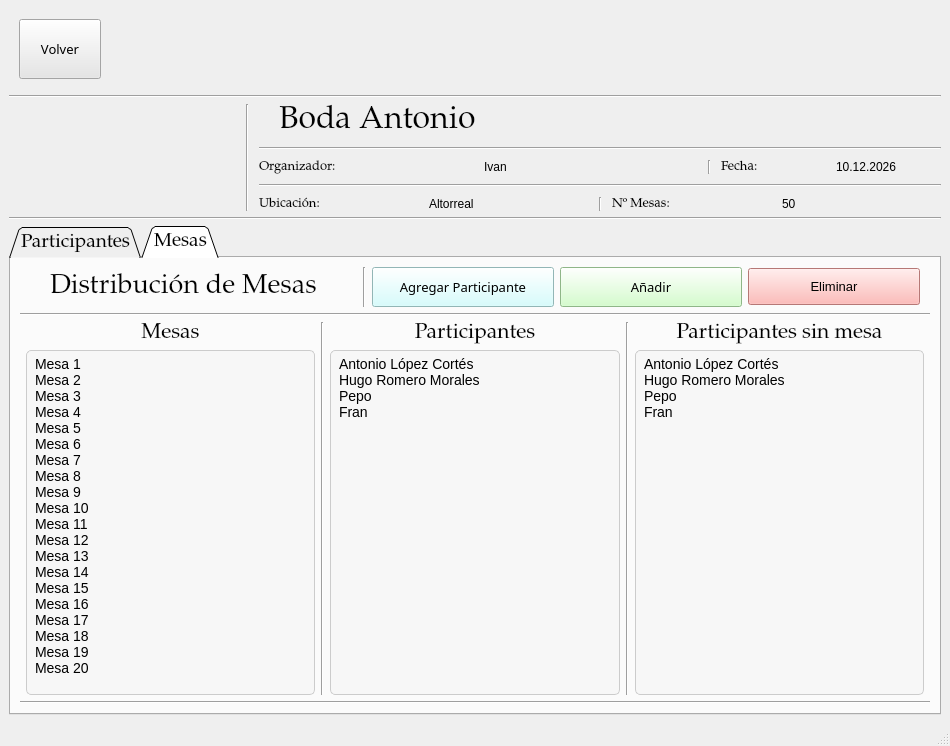
This is src/ui/GestionDeEventos.ui in IvanJesusCorbalanPascual/Gestor-de-Eventos as Qt 5 draws it before an edit. The edited form follows.
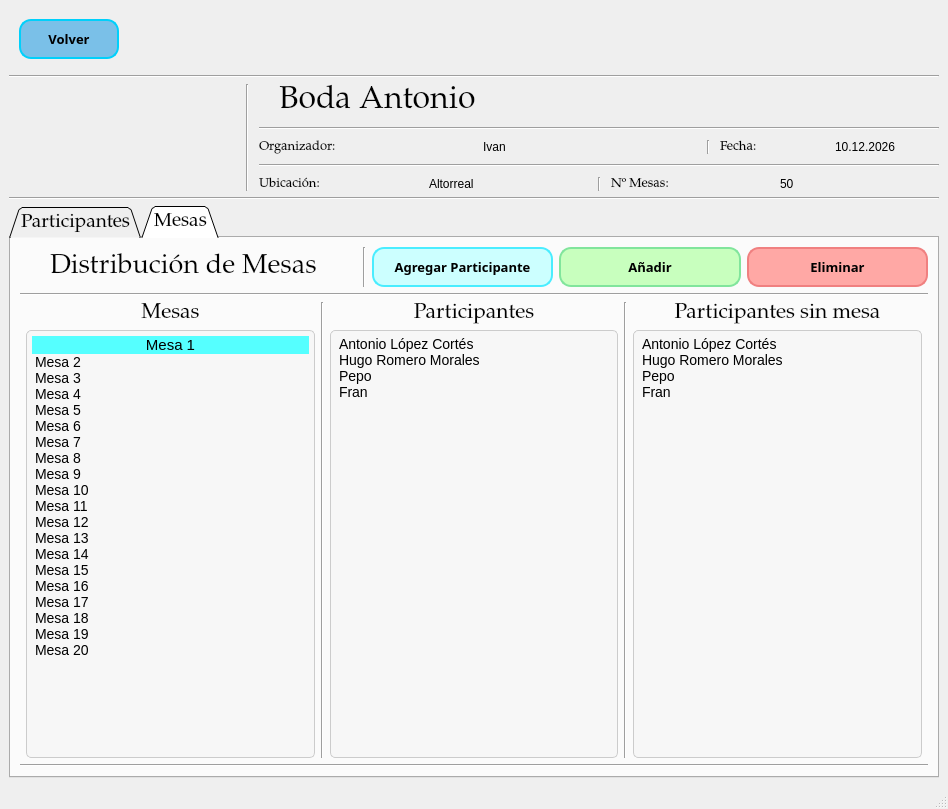
This is the edited form. The open tabs and pages were chosen to show the change. Icons and pictures are not drawn.

Patch:
```diff
--- a/src/ui/GestionDeEventos.ui
+++ b/src/ui/GestionDeEventos.ui
@@ -6,8 +6,8 @@
    <rect>
     <x>0</x>
     <y>0</y>
-    <width>950</width>
-    <height>746</height>
+    <width>948</width>
+    <height>809</height>
    </rect>
   </property>
   <property name="windowTitle">
@@ -33,11 +33,19 @@
         </property>
         <item>
          <widget class="QPushButton" name="btnVolver">
+          <property name="minimumSize">
+           <size>
+            <width>100</width>
+            <height>40</height>
+           </size>
+          </property>
           <property name="font">
            <font>
             <family>Alef</family>
             <pointsize>10</pointsize>
+            <weight>75</weight>
             <italic>false</italic>
+            <bold>true</bold>
            </font>
           </property>
           <property name="cursor">
@@ -45,8 +53,13 @@
           </property>
           <property name="styleSheet">
            <string notr="true">QWidget {
-    background-color: rgb(230,230, 230);
-	padding: 20px;
+    background-color: rgb(122, 192, 232); /* Un rojo pastel o rosa muy claro */
+	border-radius: 12px; /* Bordes Redondeados para todos los botones */
+	border: 2px solid #00D0FB; /* Borde sutil */
+	font-weight: bold;
+}
+QPushButton#btnVolver:hover {
+    background-color: #00D0FB;
 }</string>
           </property>
           <property name="text">
@@ -642,17 +655,31 @@
           </item>
           <item>
            <widget class="QPushButton" name="btnAgregarParticipante">
+            <property name="minimumSize">
+             <size>
+              <width>180</width>
+              <height>40</height>
+             </size>
+            </property>
             <property name="font">
              <font>
-              <family>Noto Serif Armenian</family>
+              <family>Alef</family>
               <pointsize>10</pointsize>
+              <weight>75</weight>
               <italic>false</italic>
+              <bold>true</bold>
              </font>
             </property>
             <property name="styleSheet">
              <string notr="true">QWidget {
     background-color: rgb(204, 255, 255); /* Un azul cian o turquesa muy pálido */
-	padding:10px;
+	font-weight: bold;
+border-radius: 12px; /* Bordes Redondeados para todos los botones */
+	border: 2px solid #4AEDFF; /* Borde sutil */
+font-weight: bold;
+}
+QPushButton#btnAgregarParticipante:hover {
+    background-color: #4AEDFF;
 }</string>
             </property>
             <property name="text">
@@ -662,17 +689,36 @@
           </item>
           <item>
            <widget class="QPushButton" name="btnAnyadirMesa">
+            <property name="minimumSize">
+             <size>
+              <width>180</width>
+              <height>40</height>
+             </size>
+            </property>
             <property name="font">
              <font>
-              <family>Noto Serif Armenian</family>
+              <family>Alef</family>
               <pointsize>10</pointsize>
+              <weight>75</weight>
               <italic>false</italic>
+              <bold>true</bold>
              </font>
             </property>
             <property name="styleSheet">
              <string notr="true">QWidget {
     background-color: rgb(200, 255, 190); /* Un verde muy pálido, casi menta */
-	padding:10px;
+	padding:10px;	
+/* Estilos base comunes */
+    border: none;
+    border-radius: 12px; /* Bordes Redondeados para todos los botones */
+	border: 2px solid #81E59C; /* Borde sutil */
+    padding: 8px 15px;
+    font-weight: bold;
+    color: black;
+}
+
+QPushButton#btnAnyadirMesa:hover {
+    background-color: #81E59C;
 }</string>
             </property>
             <property name="text">
@@ -682,18 +728,30 @@
           </item>
           <item>
            <widget class="QPushButton" name="btnEliminarMesa">
+            <property name="minimumSize">
+             <size>
+              <width>180</width>
+              <height>40</height>
+             </size>
+            </property>
             <property name="font">
              <font>
-              <family>MS Shell Dlg 2</family>
+              <family>Alef</family>
               <pointsize>10</pointsize>
+              <weight>75</weight>
               <italic>false</italic>
+              <bold>true</bold>
              </font>
             </property>
             <property name="styleSheet">
              <string notr="true">QWidget {
     background-color: rgb(255, 168, 165); /* Un rojo pastel o rosa muy claro */
-	padding:10px;
-	margin-right: 10px;
+	border-radius: 12px; /* Bordes Redondeados para todos los botones */
+	border: 2px solid #F08080; /* Borde sutil */
+	font-weight: bold;
+}
+QPushButton#btnEliminarMesa:hover {
+    background-color: #F08080;
 }</string>
             </property>
             <property name="text">
@@ -739,6 +797,11 @@
             </item>
             <item>
              <widget class="QListWidget" name="listWidgetMesas">
+              <property name="font">
+               <font>
+                <pointsize>-1</pointsize>
+               </font>
+              </property>
               <property name="layoutDirection">
                <enum>Qt::LeftToRight</enum>
               </property>
@@ -789,6 +852,38 @@
                <property name="text">
                 <string>Mesa 1</string>
                </property>
+               <property name="font">
+                <font>
+                 <pointsize>11</pointsize>
+                 <weight>50</weight>
+                 <bold>false</bold>
+                 <kerning>true</kerning>
+                </font>
+               </property>
+               <property name="textAlignment">
+                <set>AlignCenter</set>
+               </property>
+               <property name="background">
+                <brush brushstyle="SolidPattern">
+                 <color alpha="255">
+                  <red>85</red>
+                  <green>255</green>
+                  <blue>255</blue>
+                 </color>
+                </brush>
+               </property>
+               <property name="foreground">
+                <brush brushstyle="SolidPattern">
+                 <color alpha="255">
+                  <red>0</red>
+                  <green>0</green>
+                  <blue>0</blue>
+                 </color>
+                </brush>
+               </property>
+               <property name="flags">
+                <set>ItemIsSelectable|ItemIsEditable|ItemIsDragEnabled|ItemIsDropEnabled|ItemIsUserCheckable|ItemIsEnabled</set>
+               </property>
               </item>
               <item>
                <property name="text">
```
Left out of the diff: 84 changed lines with no effect on the pictures.
